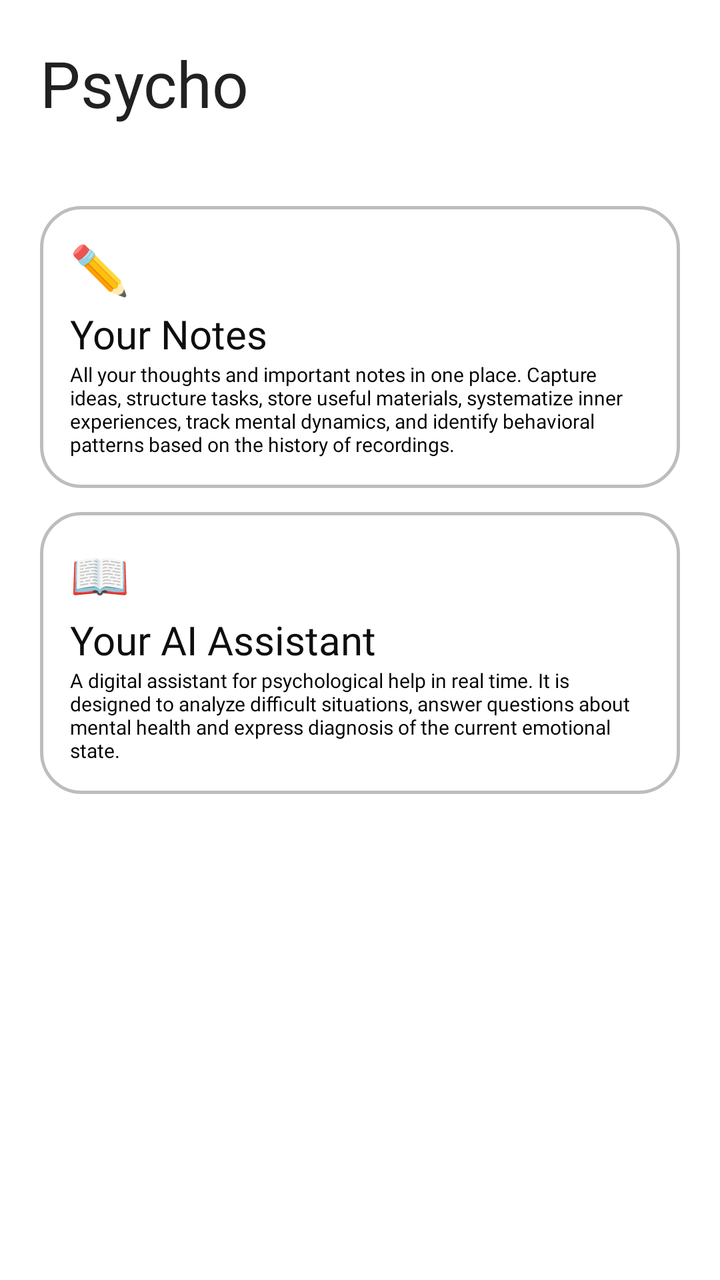
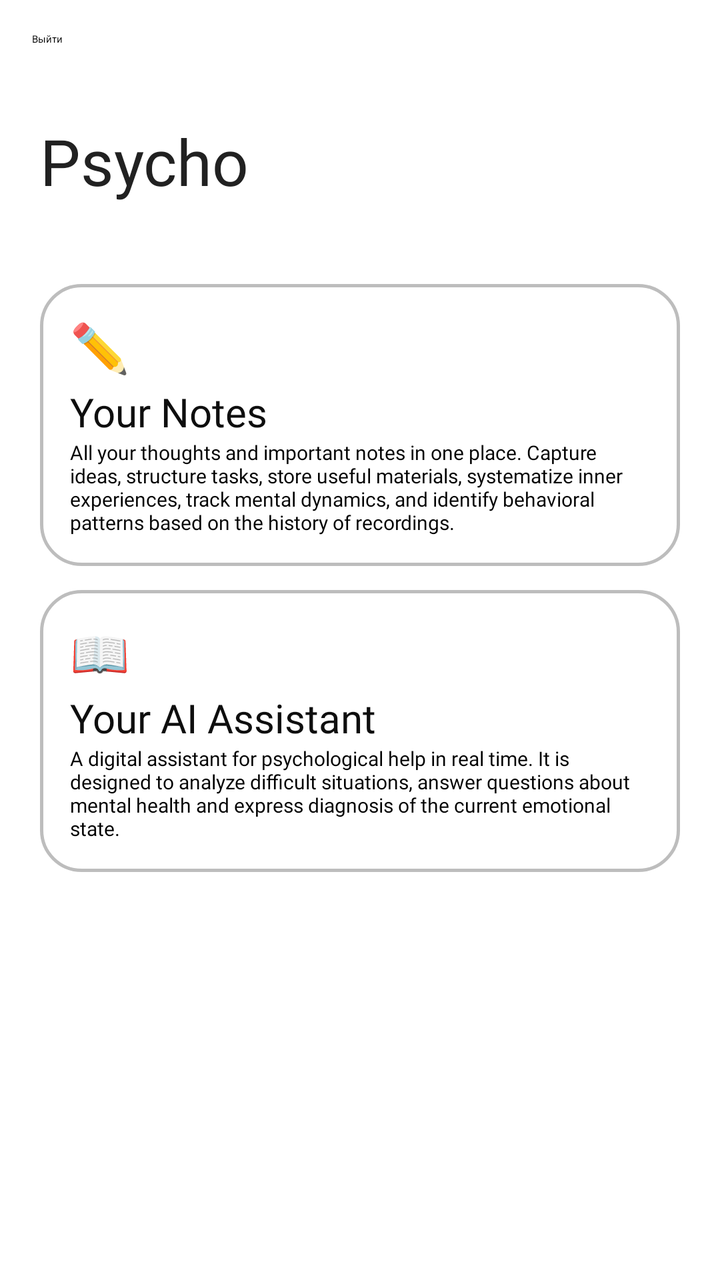

Screens rendered from an Android XML layout before and after an edit, with the pre-edit source and the edit as a unified diff.
<!-- AndroidManifest.xml: application theme Theme.App.Starting -->
<!-- res/layout/main_activity.xml -->
<?xml version="1.0" encoding="utf-8"?>
<LinearLayout xmlns:android="http://schemas.android.com/apk/res/android"
    android:orientation="vertical"
    android:layout_width="match_parent"
    android:layout_height="match_parent">

    <TextView
        android:id="@+id/icon"
        android:layout_width="wrap_content"
        android:layout_height="wrap_content"
        android:textColor="@color/black"
        android:fontFamily="@font/coolvetica"
        android:text="Psycho"
        android:textSize="32dp"
        android:layout_marginLeft="20dp"
        android:layout_marginTop="20dp"/>

    

    <LinearLayout
        android:id="@+id/yournotesbutton"
        android:clickable="true"
        android:layout_marginTop="40dp"
        android:padding="15dp"
        android:layout_marginLeft="20dp"
        android:layout_marginRight="20dp"
        android:orientation="vertical"
        android:background="@drawable/round_block"
        android:layout_width="match_parent"
        android:layout_height="wrap_content">
        <TextView
            android:layout_width="wrap_content"
            android:layout_height="wrap_content"
            android:text="✏️"
            android:textSize="24dp"/>
        <TextView
            android:layout_marginTop="3dp"
            android:layout_width="wrap_content"
            android:layout_height="wrap_content"
            android:text="@string/yournotes"
            android:textSize="20dp"
            android:textColor="@color/fullblack"
            android:fontFamily="@font/geistsemibold"/>
        <TextView
            android:layout_width="match_parent"
            android:layout_height="wrap_content"
            android:text="@string/noteopr"
            android:fontFamily="@font/geistmedium"
            android:textSize="10dp"/>
    </LinearLayout>
    <LinearLayout
        android:id="@+id/youraiassisbutton"
        android:clickable="true"
        android:layout_marginTop="12dp"
        android:padding="15dp"
        android:layout_marginLeft="20dp"
        android:layout_marginRight="20dp"
        android:orientation="vertical"
        android:background="@drawable/round_block"
        android:layout_width="match_parent"
        android:layout_height="wrap_content">
        <TextView
            android:layout_width="wrap_content"
            android:layout_height="wrap_content"
            android:text="📖"
            android:textSize="24dp"/>
        <TextView
            android:layout_marginTop="3dp"
            android:layout_width="wrap_content"
            android:layout_height="wrap_content"
            android:text="@string/aiassist"
            android:textSize="20dp"
            android:textColor="@color/fullblack"
            android:fontFamily="@font/geistsemibold"/>
        <TextView
            android:layout_width="match_parent"
            android:layout_height="wrap_content"
            android:text="@string/aiopr"
            android:fontFamily="@font/geistmedium"
            android:textSize="10dp"/>
    </LinearLayout>
</LinearLayout>
<!-- resources referenced by this layout -->
<resources>
  <color name="black">#212121</color>
  <color name="fullblack">#0E0E0E</color>
  <!-- drawable round_block (drawable) -->
  <?xml version="1.0" encoding="utf-8"?>
  <shape xmlns:android="http://schemas.android.com/apk/res/android">
      <solid android:color="@color/background_color"></solid>
      <corners android:radius="20dp"></corners>
      <stroke android:width="1.5dp"
          android:color="@color/line_color"></stroke>
  </shape>
  <string name="aiassist">Your AI Assistant</string>
  <string name="aiopr">A digital assistant for psychological help in real time. It is designed to analyze difficult situations, answer questions about mental health and express diagnosis of the current emotional state.</string>
  <string name="noteopr">All your thoughts and important notes in one place. Capture ideas, structure tasks, store useful materials, systematize inner experiences, track mental dynamics, and identify behavioral patterns based on the history of recordings.</string>
  <string name="yournotes">Your Notes</string>
  <style name="Theme.App.Starting" parent="Theme.SplashScreen">
          <item name="windowSplashScreenBackground">@color/background_color</item>
          <item name="windowSplashScreenAnimatedIcon">@drawable/icon_app_psycho_svg</item>
          <item name="postSplashScreenTheme">@style/Theme.PsychoApp</item>
      </style>
  <color name="background_color">#FFFFFF</color>
  <color name="line_color">#BDBDBD</color>
  <!-- drawable icon_app_psycho_svg: vector/xml drawable (drawable, 4124 chars, omitted) -->
  <style name="Theme.PsychoApp" parent="Theme.AppCompat.Light.NoActionBar">
          <item name="android:statusBarColor">@color/fullblack</item>
          <item name="android:navigationBarColor">@color/fullblack</item>
          <item name="windowActionBar">false</item>
          <item name="windowNoTitle">true</item>
          <item name="colorControlActivated">@color/background_color</item>
          <item name="colorControlNormal">@color/black40</item>
          <item name="android:windowBackground">@color/background_color</item>
      </style>
  <color name="black40">#66000000</color>
</resources>

<!-- the commit's change to res/layout/main_activity.xml (unified diff, before → after) -->
@@ -3,6 +3,14 @@
     android:orientation="vertical"
     android:layout_width="match_parent"
     android:layout_height="match_parent">
+
+    <Button
+        android:id="@+id/btn_logout"
+        android:layout_width="wrap_content"
+        android:layout_height="wrap_content"
+        android:text="Выйти"
+        android:textAllCaps="false"
+        android:layout_margin="16dp" />
 
     <TextView
         android:id="@+id/icon"
